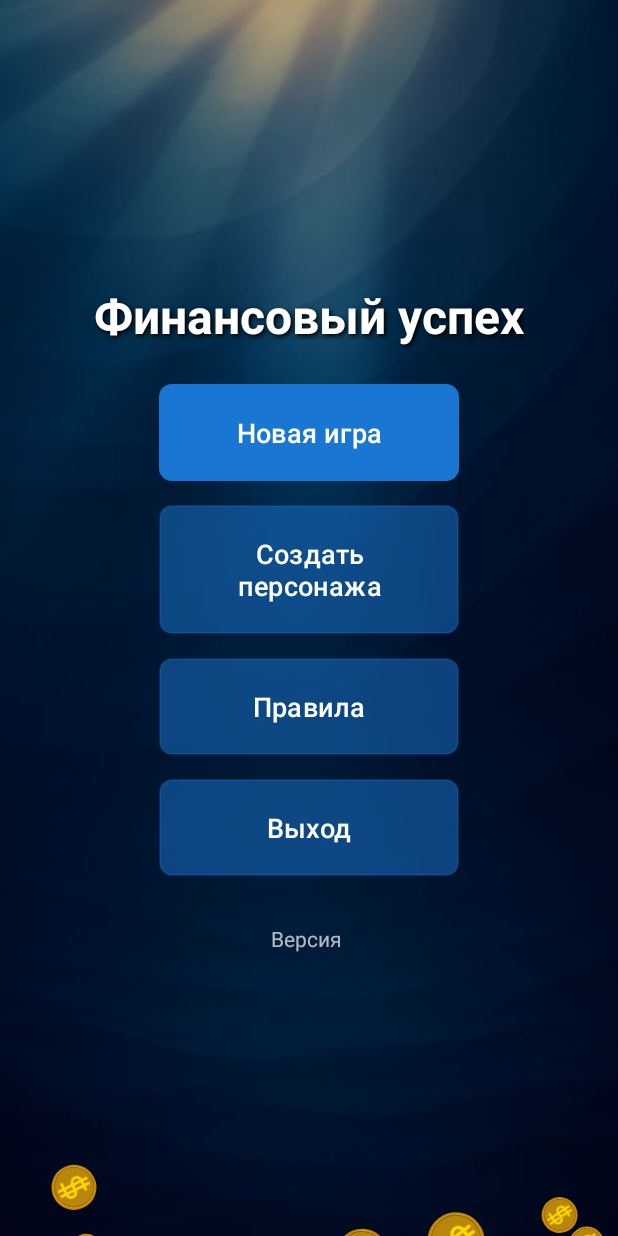
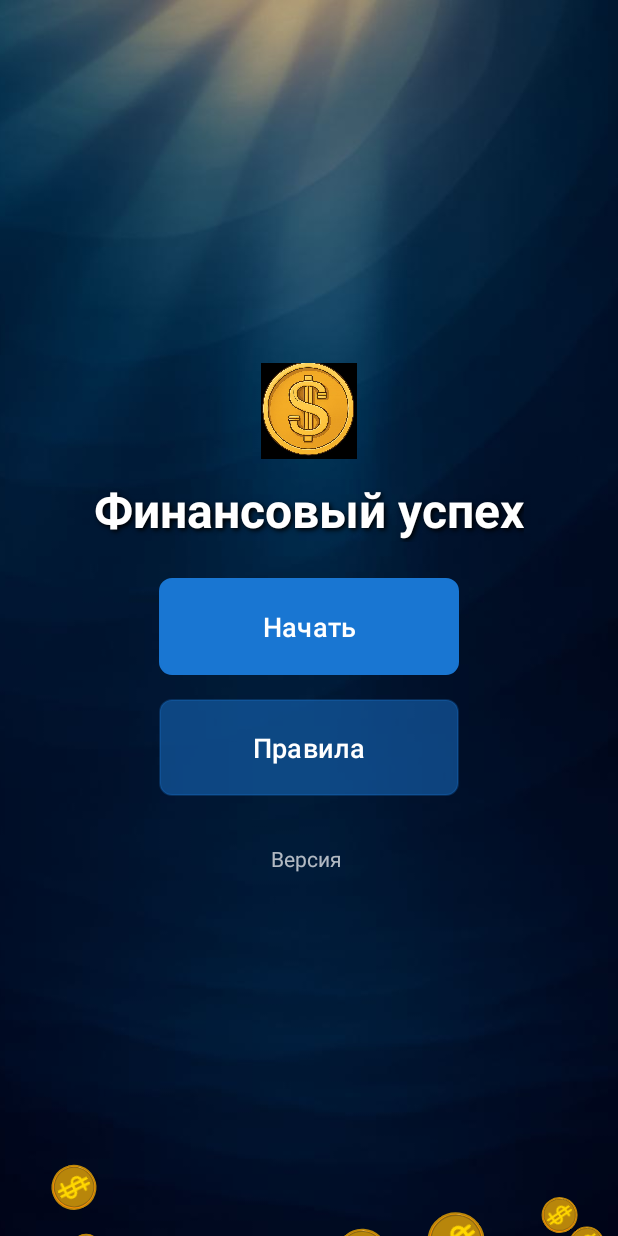
Before and after one commit to RobotAvi/MoneyGame, an Android app: the screen it shows after launch (MainActivity), on a phone screen of 412 x 824 dp. Run offline under Robolectric (Android 15) with nearby library versions, the phone set to English and light mode, and no system bars.

Commit message:
Refactor character creation, main screen, and game UI with SharedPreferences
Co-authored-by: g7702457 <g7702457@crk.umn.edu>

```diff
--- a/app/src/main/java/com/financialsuccess/game/MainActivity.kt
+++ b/app/src/main/java/com/financialsuccess/game/MainActivity.kt
@@ -4,16 +4,10 @@ import android.content.Intent
 import android.os.Bundle
 import androidx.appcompat.app.AppCompatActivity
 import com.financialsuccess.game.databinding.ActivityMainBinding
-import android.widget.Button
-import com.financialsuccess.game.data.GameSaveManager
-import com.financialsuccess.game.models.Player
-import android.view.View
-import com.financialsuccess.game.GameActivity
-import android.widget.TextView
-import com.financialsuccess.game.BuildConfig
 import android.media.MediaPlayer
 import com.financialsuccess.game.animation.MainScreenAnimationManager
 import android.util.Log
+import com.financialsuccess.game.BuildConfig
 
 /**
  * Главная активность приложения - стартовый экран
@@ -24,17 +18,9 @@ import android.util.Log
  * - Навигация к другим экранам приложения
  * - Управление жизненным циклом анимации
  *
- * Анимация:
- * - Автоматический запуск при создании активности
- * - Перезапуск при возвращении на экран
- * - Остановка при уходе с экрана
- * - Сброс к начальному состоянию
- *
  * Меню:
- * - "Новая игра" → CharacterCreationActivity
- * - "Создать персонажа" → CharacterCreationActivity
+ * - "Начать" → CharacterCreationActivity
  * - "Правила" → RulesActivity
- * - "Выход" → закрытие приложения
  */
 class MainActivity : AppCompatActivity() {
 
@@ -90,41 +76,15 @@ class MainActivity : AppCompatActivity() {
     }
 
     private fun setupButtons() {
-        // Кнопка "Новая игра"
-        binding.newGameButton.setOnClickListener {
-            startNewGame()
-        }
-
-        // Кнопка "Создать персонажа"
-        binding.createCharacterButton.setOnClickListener {
-            createCharacter()
-        }
+        // Кнопка "Начать"
+        binding.newGameButton.setOnClickListener { startNewGame() }
 
         // Кнопка "Правила"
-        binding.rulesButton.setOnClickListener {
-            showRules()
-        }
-
-        // Кнопка "Выход"
-        binding.exitButton.setOnClickListener {
-            exitGame()
-        }
+        binding.rulesButton.setOnClickListener { showRules() }
     }
 
     private fun updateVersionInfo() {
         binding.versionInfo.text = "Версия ${BuildConfig.VERSION_NAME}"
-    }
-
-    private fun checkExistingSave() {
-        // Убираем проверку сохранения, так как кнопка "Продолжить" больше не нужна
-        // val existingPlayer = GameSaveManager.loadPlayer(this)
-        // if (existingPlayer != null) {
-        //     binding.continueButton.visibility = View.VISIBLE
-        //     binding.continueButton.isEnabled = true
-        // } else {
-        //     binding.continueButton.visibility = View.GONE
-        //     binding.continueButton.isEnabled = false
-        // }
     }
 
     private fun startMainScreenAnimation() {
@@ -171,16 +131,6 @@ class MainActivity : AppCompatActivity() {
         finish()
     }
 
-    private fun createCharacter() {
-        // Остановка анимации
-        animationManager.stopAnimation()
-
-        // Запуск создания персонажа
-        val intent = Intent(this, CharacterCreationActivity::class.java)
-        startActivity(intent)
-        finish()
-    }
-
     private fun showRules() {
         // Остановка анимации
         animationManager.stopAnimation()
@@ -188,14 +138,6 @@ class MainActivity : AppCompatActivity() {
         // Запуск активности с правилами
         val intent = Intent(this, RulesActivity::class.java)
         startActivity(intent)
-    }
-
-    private fun exitGame() {
-        // Остановка анимации
-        animationManager.stopAnimation()
-
-        // Выход из приложения
-        finish()
     }
 
     override fun onResume() {
@@ -238,14 +180,12 @@ class MainActivity : AppCompatActivity() {
     override fun onDestroy() {
         super.onDestroy()
         Log.d(TAG, "onDestroy called")
-
-        // Освобождаем ресурсы
         try {
-            animationManager.stopAnimation()
+            menuPlayer?.stop()
             menuPlayer?.release()
             menuPlayer = null
         } catch (e: Exception) {
-            Log.e(TAG, "Error in onDestroy: ${e.message}")
+            Log.e(TAG, "Error releasing music: ${e.message}")
         }
     }
 }
--- a/app/src/main/res/layout/activity_main.xml
+++ b/app/src/main/res/layout/activity_main.xml
@@ -52,6 +52,15 @@
         app:layout_constraintStart_toStartOf="parent"
         app:layout_constraintEnd_toEndOf="parent">
 
+        <!-- Монетка над заголовком -->
+        <ImageView
+            android:id="@+id/coinImage"
+            android:layout_width="64dp"
+            android:layout_height="64dp"
+            android:src="@drawable/coin"
+            android:layout_marginBottom="12dp"
+            android:contentDescription="Монета" />
+
         <!-- Заголовок игры -->
         <TextView
             android:id="@+id/gameTitle"
@@ -67,29 +76,16 @@
             android:shadowRadius="4"
             android:layout_marginBottom="24dp" />
 
-        <!-- Кнопка "Новая игра" -->
+        <!-- Кнопка "Начать" -->
         <Button
             android:id="@+id/newGameButton"
             android:layout_width="200dp"
             android:layout_height="wrap_content"
-            android:text="Новая игра"
+            android:text="Начать"
             android:textSize="18sp"
             android:padding="16dp"
             android:layout_marginBottom="16dp"
             android:background="@drawable/bg_button_primary"
-            android:textColor="@android:color/white"
-            android:elevation="8dp" />
-
-        <!-- Кнопка "Создать персонажа" -->
-        <Button
-            android:id="@+id/createCharacterButton"
-            android:layout_width="200dp"
-            android:layout_height="wrap_content"
-            android:text="Создать персонажа"
-            android:textSize="18sp"
-            android:padding="16dp"
-            android:layout_marginBottom="16dp"
-            android:background="@drawable/bg_button_secondary"
             android:textColor="@android:color/white"
             android:elevation="8dp" />
 
@@ -99,19 +95,6 @@
             android:layout_width="200dp"
             android:layout_height="wrap_content"
             android:text="Правила"
-            android:textSize="18sp"
-            android:padding="16dp"
-            android:layout_marginBottom="16dp"
-            android:background="@drawable/bg_button_secondary"
-            android:textColor="@android:color/white"
-            android:elevation="8dp" />
-
-        <!-- Кнопка "Выход" -->
-        <Button
-            android:id="@+id/exitButton"
-            android:layout_width="200dp"
-            android:layout_height="wrap_content"
-            android:text="Выход"
             android:textSize="18sp"
             android:padding="16dp"
             android:layout_marginBottom="16dp"
```
Also changed, not shown: app/src/main/java/com/financialsuccess/game/CharacterCreationActivity.kt (+38 -40 lines), app/src/main/java/com/financialsuccess/game/GameActivity.kt (+12 -0 lines), app/src/main/res/layout/activity_game.xml (+7 -8 lines).
